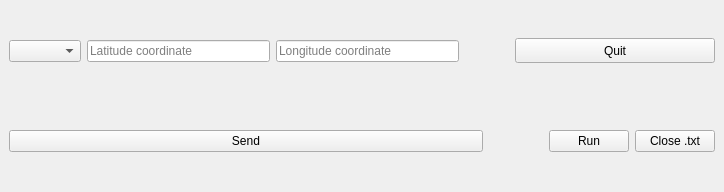
First picture: the form in src/qt_ros/ui/main_window.ui, repository Feizercraft2/GUI, before the edit.
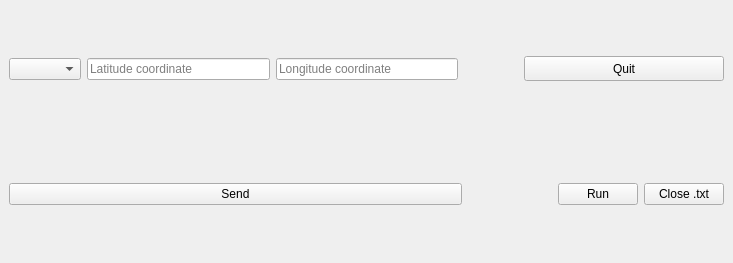
Second picture: the form after the edit. Icons and pictures are not drawn.

```diff
--- a/src/qt_ros/ui/main_window.ui
+++ b/src/qt_ros/ui/main_window.ui
@@ -9,8 +9,8 @@
    <rect>
     <x>0</x>
     <y>0</y>
-    <width>724</width>
-    <height>192</height>
+    <width>733</width>
+    <height>263</height>
    </rect>
   </property>
   <property name="windowTitle">
@@ -44,14 +44,14 @@
           <item>
            <widget class="QLineEdit" name="input_box_lat">
             <property name="sizePolicy">
-             <sizepolicy hsizetype="MinimumExpanding" vsizetype="Fixed">
+             <sizepolicy hsizetype="Expanding" vsizetype="Fixed">
               <horstretch>0</horstretch>
               <verstretch>0</verstretch>
              </sizepolicy>
             </property>
             <property name="maximumSize">
              <size>
-              <width>220</width>
+              <width>300</width>
               <height>16777215</height>
              </size>
             </property>
@@ -70,7 +70,7 @@
            <widget class="QLineEdit" name="input_box_long">
             <property name="maximumSize">
              <size>
-              <width>220</width>
+              <width>300</width>
               <height>16777215</height>
              </size>
             </property>
@@ -96,7 +96,7 @@
             </property>
             <property name="sizeHint" stdset="0">
              <size>
-              <width>50</width>
+              <width>60</width>
               <height>58</height>
              </size>
             </property>
@@ -153,7 +153,7 @@
                 </property>
                 <property name="sizeHint" stdset="0">
                  <size>
-                  <width>20</width>
+                  <width>30</width>
                   <height>40</height>
                  </size>
                 </property>
@@ -166,7 +166,7 @@
                 </property>
                 <property name="sizeHint" stdset="0">
                  <size>
-                  <width>20</width>
+                  <width>30</width>
                   <height>40</height>
                  </size>
                 </property>
@@ -179,7 +179,7 @@
                 </property>
                 <property name="sizeHint" stdset="0">
                  <size>
-                  <width>20</width>
+                  <width>30</width>
                   <height>40</height>
                  </size>
                 </property>
```
